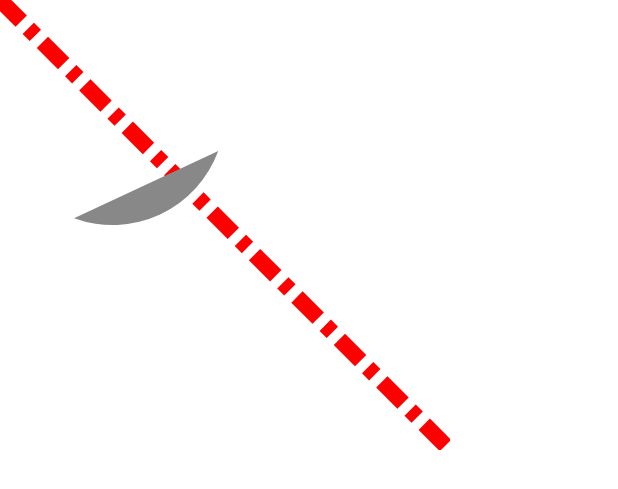
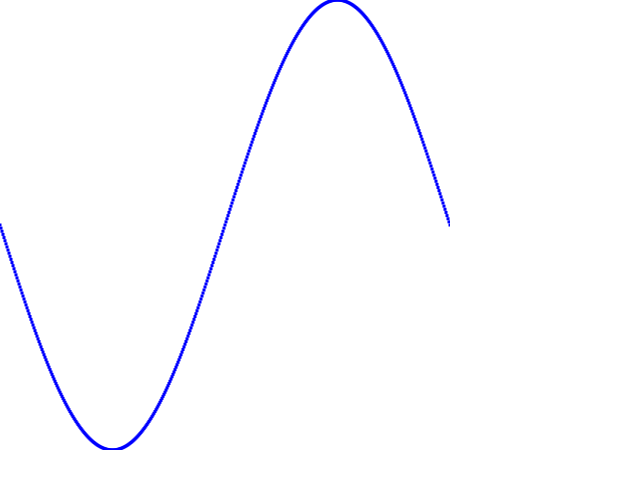
Before and after one commit to Marchbreeze/Compose-Study, an Android app built with Jetpack Compose: the @Preview function GreetingPreview15, on a phone screen of 412 x 824 dp. Shown: the top 489 px of the screen. Run offline under Robolectric (Android 15) with nearby library versions, the phone set to English and light mode, and no system bars.

Commit message:
[#39] Canvas Path, Points 활용

```diff
--- a/app/src/main/java/march/breeze/compose/CanvasDemoActivity.kt
+++ b/app/src/main/java/march/breeze/compose/CanvasDemoActivity.kt
@@ -14,7 +14,9 @@ import androidx.compose.ui.geometry.CornerRadius
 import androidx.compose.ui.geometry.Offset
 import androidx.compose.ui.graphics.Brush
 import androidx.compose.ui.graphics.Color
+import androidx.compose.ui.graphics.Path
 import androidx.compose.ui.graphics.PathEffect
+import androidx.compose.ui.graphics.PointMode
 import androidx.compose.ui.graphics.TileMode
 import androidx.compose.ui.graphics.drawscope.Stroke
 import androidx.compose.ui.graphics.drawscope.inset
@@ -22,6 +24,8 @@ import androidx.compose.ui.graphics.drawscope.rotate
 import androidx.compose.ui.tooling.preview.Preview
 import androidx.compose.ui.unit.dp
 import march.breeze.compose.ui.theme.ComposeStudyTheme
+import kotlin.math.PI
+import kotlin.math.sin
 
 class CanvasDemoActivity : ComponentActivity() {
     override fun onCreate(savedInstanceState: Bundle?) {
@@ -42,8 +46,7 @@ class CanvasDemoActivity : ComponentActivity() {
 
 @Composable
 fun MainScreen15() {
-    DrawLine()
-    DrawArc()
+    DrawPoints()
 }
 
 @Composable
@@ -150,6 +153,50 @@ fun DrawArc() {
     }
 }
 
+@Composable
+fun DrawPath() {
+    Canvas(modifier = Modifier.size(300.dp)) {
+
+        val path = Path().apply {
+            moveTo(0f, 0f)
+            quadraticBezierTo(
+                50.dp.toPx(), 200.dp.toPx(),
+                300.dp.toPx(), 300.dp.toPx()
+            )
+            lineTo(270.dp.toPx(), 100.dp.toPx())
+            quadraticBezierTo(60.dp.toPx(), 80.dp.toPx(), 0f, 0f)
+            close()
+        }
+        drawPath(
+            path = path,
+            Color.Blue,
+        )
+    }
+}
+
+@Composable
+fun DrawPoints() {
+    Canvas(modifier = Modifier.size(300.dp)) {
+
+        val height = size.height
+        val width = size.width
+
+        val points = mutableListOf<Offset>()
+
+        for (x in 0..size.width.toInt()) {
+            val y = (sin(x * (2f * PI / width))
+                    * (height / 2) + (height / 2)).toFloat()
+            points.add(Offset(x.toFloat(), y))
+        }
+        drawPoints(
+            points = points,
+            strokeWidth = 3f,
+            pointMode = PointMode.Points,
+            color = Color.Blue
+        )
+    }
+}
+
 @Preview(showBackground = true, showSystemUi = true)
 @Composable
 fun GreetingPreview15() {
```
